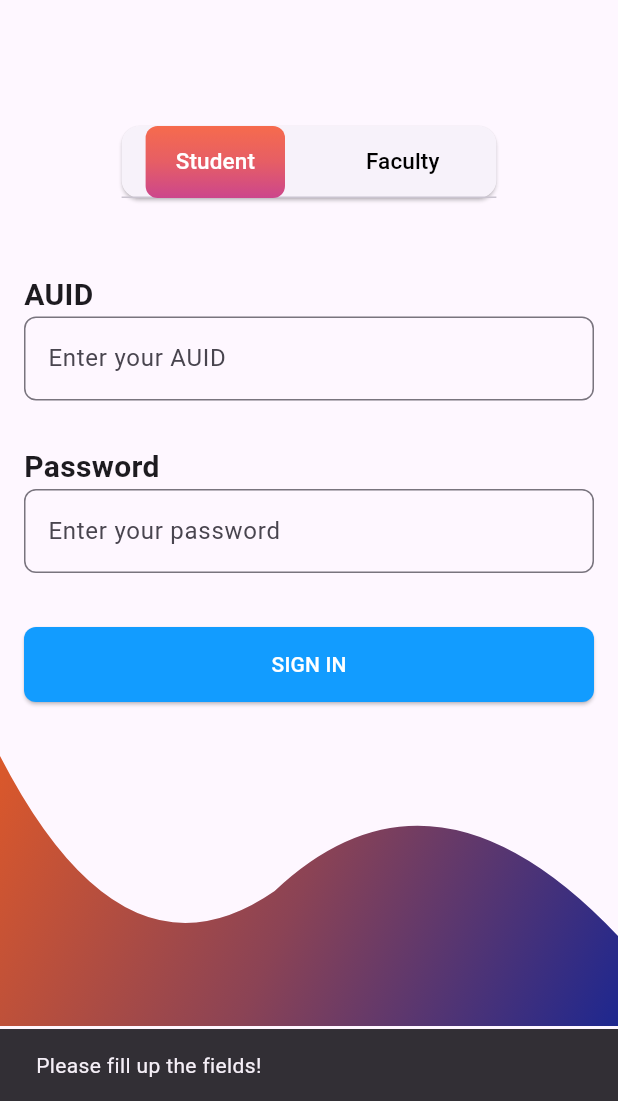
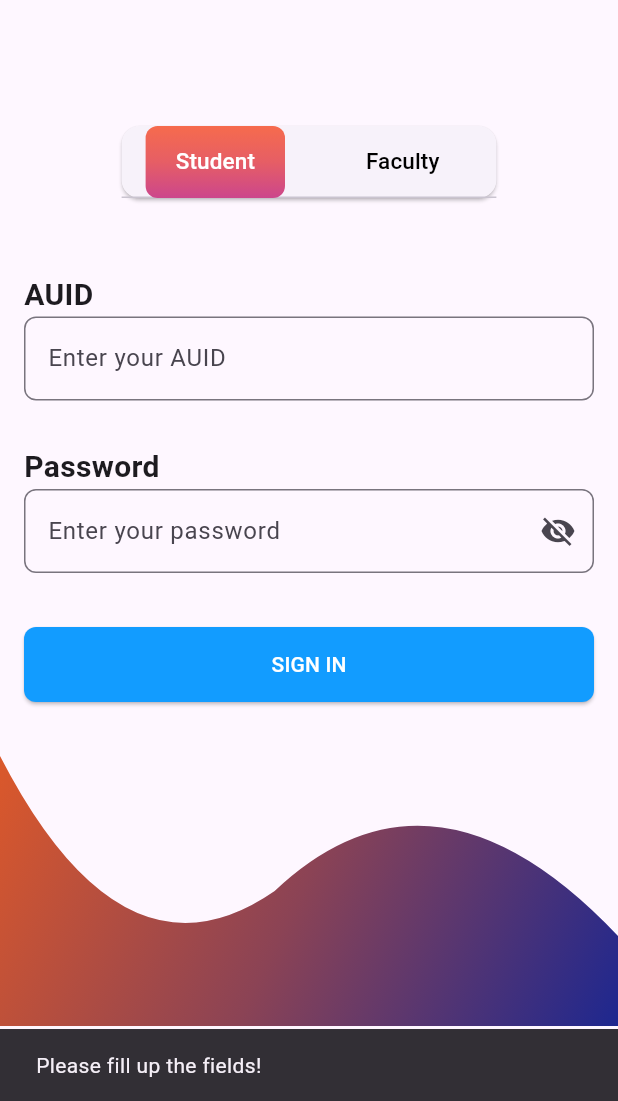
Before and after one commit to yimkumer/Alive_app, a Flutter app: the screen it shows after launch, after a tap on "SKIP", after a tap on "SIGN IN", on a phone screen of 412 x 824 dp, the part 135-1236 px from its top. Run offline on Flutter 3.47's test engine with Material 3 defaults, Android fonts, the light colour scheme and no system bars; our stand-ins replace file_picker, flutter_svg, percent_indicator; project files that could hold a hidden picture were left out.

Commit message:
Password visibility

```diff
--- a/alive_app/lib/components/login/login_form.dart
+++ b/alive_app/lib/components/login/login_form.dart
@@ -1,7 +1,7 @@
 import 'package:alive_app/components/login/bottom.dart';
 import 'package:flutter/material.dart';
 
-class LoginForm extends StatelessWidget {
+class LoginForm extends StatefulWidget {
   final GlobalKey<FormState> formKey;
   final TextEditingController usernameController;
   final TextEditingController passwordController;
@@ -20,9 +20,22 @@ class LoginForm extends StatelessWidget {
   });
 
   @override
+  State<LoginForm> createState() => _LoginFormState();
+}
+
+class _LoginFormState extends State<LoginForm> {
+  bool _obscureText = true;
+
+  void _togglePasswordVisibility() {
+    setState(() {
+      _obscureText = !_obscureText;
+    });
+  }
+
+  @override
   Widget build(BuildContext context) {
     return Form(
-      key: formKey,
+      key: widget.formKey,
       child: ListView(
         children: <Widget>[
           const SizedBox(
@@ -40,7 +53,7 @@ class LoginForm extends StatelessWidget {
                   ),
                 ),
                 TextFormField(
-                  controller: usernameController,
+                  controller: widget.usernameController,
                   decoration: const InputDecoration(
                     hintText: 'Enter your AUID',
                     border: OutlineInputBorder(
@@ -63,16 +76,22 @@ class LoginForm extends StatelessWidget {
                   ),
                 ),
                 TextFormField(
-                  controller: passwordController,
-                  obscureText: obscureText,
-                  decoration: const InputDecoration(
+                  controller: widget.passwordController,
+                  obscureText: _obscureText,
+                  decoration: InputDecoration(
                     hintText: 'Enter your password',
-                    border: OutlineInputBorder(
+                    border: const OutlineInputBorder(
                       borderRadius: BorderRadius.all(Radius.circular(8)),
                     ),
-                    focusedBorder: OutlineInputBorder(
+                    focusedBorder: const OutlineInputBorder(
                       borderRadius: BorderRadius.all(Radius.circular(8)),
                       borderSide: BorderSide(color: Colors.blue),
+                    ),
+                    suffixIcon: IconButton(
+                      icon: Icon(
+                        _obscureText ? Icons.visibility_off : Icons.visibility,
+                      ),
+                      onPressed: _togglePasswordVisibility,
                     ),
                   ),
                 ),
@@ -89,7 +108,8 @@ class LoginForm extends StatelessWidget {
                       ),
                     ),
                     onPressed: () {
-                      onLogin(usernameController.text, passwordController.text);
+                      widget.onLogin(widget.usernameController.text,
+                          widget.passwordController.text);
                     },
                     child: const Text('SIGN IN'),
                   ),
--- a/alive_app/lib/components/student_section/custom_drawer.dart
+++ b/alive_app/lib/components/student_section/custom_drawer.dart
@@ -72,7 +72,7 @@ class CustomDrawer extends StatelessWidget {
       child: Padding(
         padding: const EdgeInsets.all(8.0),
         child: Image.asset(
-          'assets/alivelogo.png',
+          'assets/logor.png',
           fit: BoxFit.contain,
         ),
       ),
```
